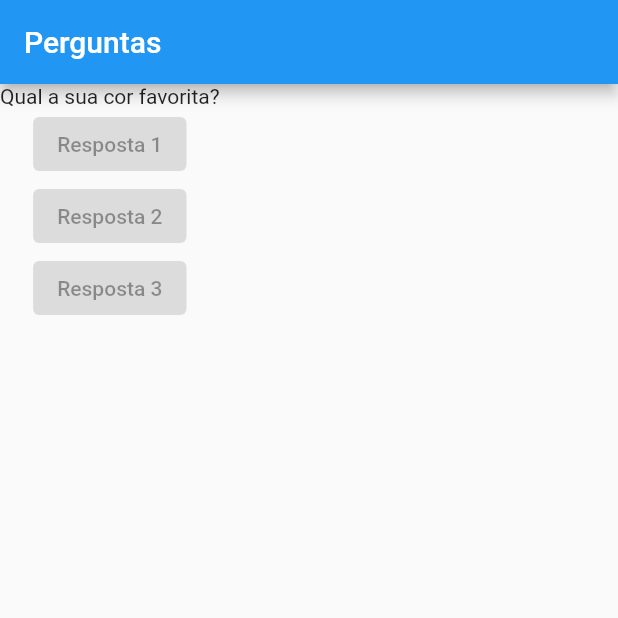
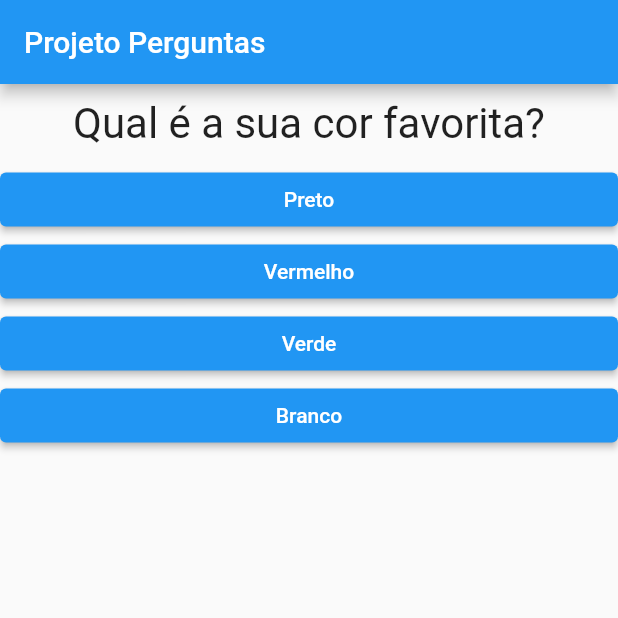
Before and after one commit to arielguareschi/flutter_examples, a Flutter app: the screen it shows after launch, on a phone screen of 412 x 824 dp, the top half of it. Run offline on Flutter 3.47's test engine with Material 2 defaults, Android fonts, the light colour scheme and no system bars.

Commit message:
lastupdate 01/03

```diff
--- a/projeto_perguntas/lib/main.dart
+++ b/projeto_perguntas/lib/main.dart
@@ -1,31 +1,69 @@
 import 'package:flutter/material.dart';
+import './resposta.dart';
+import './resultado.dart';
+import './questao.dart';
 
-main() => runApp(PerguntaApp());
+main() => runApp(const PerguntaApp());
 
-class PerguntaApp extends StatelessWidget {
-  const PerguntaApp({super.key});
+class _PerguntaAppState extends State<PerguntaApp> {
+  var _perguntaSelecionada = 0;
+
+  final _perguntas = const [
+    {
+      "texto": "Qual é a sua cor favorita?",
+      "respostas": ['Preto', 'Vermelho', 'Verde', 'Branco']
+    },
+    {
+      "texto": "Qual é o seu animal favorito?",
+      "respostas": ['Coelho', 'Cobra', 'Elefante', 'Leao']
+    },
+    {
+      "texto": "Qual é o seu instrutor favorito?",
+      "respostas": ['Maria', 'Joao', 'Leo', 'Pedro']
+    }
+  ];
+
+  void _responder() {
+    if (temPerguntaSelecionada) {
+      setState(() {
+        _perguntaSelecionada++;
+      });
+    }
+  }
+
+  bool get temPerguntaSelecionada {
+    return _perguntaSelecionada < _perguntas.length;
+  }
 
   @override
   Widget build(BuildContext context) {
-    final perguntas = [
-      "Qual a sua cor favorita?",
-      'Qual e o seu animal favorito?'
-    ];
+    List<String> respostas = temPerguntaSelecionada
+        ? _perguntas[_perguntaSelecionada]['respostas'] as List<String>
+        : [];
 
     return MaterialApp(
       home: Scaffold(
           appBar: AppBar(
-          title: Text('Perguntas'),
+            title: Text('Projeto Perguntas'),
           ),
-        body: Column(
+          body: temPerguntaSelecionada
+              ? Column(
                   children: [
-            Text(perguntas[0]),
-            const ElevatedButton(onPressed: null, child: Text('Resposta 1')),
-            const ElevatedButton(onPressed: null, child: Text('Resposta 2')),
-            const ElevatedButton(onPressed: null, child: Text('Resposta 3')),
+                    Questao(
+                        _perguntas[_perguntaSelecionada]['texto'].toString()),
+                    ...respostas.map((e) => Resposta(e, _responder)).toList()
                   ],
-        ),
-      ),
+                )
+              : Resultado()),
     );
   }
 }
+
+class PerguntaApp extends StatefulWidget {
+  const PerguntaApp({super.key});
+
+  @override
+  State<PerguntaApp> createState() {
+    return _PerguntaAppState();
+  }
+}
--- /dev/null
+++ b/projeto_perguntas/lib/questao.dart
@@ -0,0 +1,19 @@
+import 'package:flutter/cupertino.dart';
+
+class Questao extends StatelessWidget {
+  final String texto;
+
+  Questao(this.texto);
+
+  @override
+  Widget build(BuildContext context) {
+    return Container(
+        width: double.infinity,
+        margin: const EdgeInsets.all(10),
+        child: Text(
+          texto,
+          style: const TextStyle(fontSize: 28),
+          textAlign: TextAlign.center,
+        ));
+  }
+}
--- /dev/null
+++ b/projeto_perguntas/lib/resposta.dart
@@ -0,0 +1,21 @@
+import 'package:flutter/material.dart';
+
+class Resposta extends StatelessWidget {
+
+  final String texto;
+  final void Function() quandoSelecionado;
+
+  Resposta(this.texto, this.quandoSelecionado);
+
+  @override
+  Widget build(BuildContext context) {
+    return Container(
+      width: double.infinity,
+      child: ElevatedButton(
+
+        onPressed: quandoSelecionado,
+        child: Text(texto),
+      ),
+    );
+  }
+}
--- a/projeto_perguntas/pubspec.yaml
+++ b/projeto_perguntas/pubspec.yaml
@@ -1,5 +1,6 @@
 name: projeto_perguntas
-description: Exemplo Perguntas
+description: Perguntas
+
 # The following line prevents the package from being accidentally published to
 # pub.dev using `flutter pub publish`. This is preferred for private packages.
 publish_to: 'none' # Remove this line if you wish to publish to pub.dev
@@ -19,7 +20,7 @@ publish_to: 'none' # Remove this line if you wish to publish to pub.dev
 version: 1.0.0+1
 
 environment:
-  sdk: '>=3.0.0-204.0.dev <4.0.0'
+  sdk: '>=2.18.6 <3.0.0'
 
 # Dependencies specify other packages that your package needs in order to work.
 # To automatically upgrade your package dependencies to the latest versions
```
Also changed, not shown: expenses/lib/components/transaction_form.dart (+24 -7 lines), expenses/lib/components/transaction_list.dart (+8 -3 lines), expenses/lib/components/transaction_user.dart (deleted, +0 -50 lines), expenses/lib/main.dart (+65 -5 lines), projeto_perguntas/lib/resultado.dart (added, +17 -0 lines), projeto_perguntas/pubspec.lock, 38 other files. Lines whose indentation alone changed are shown as unchanged.
